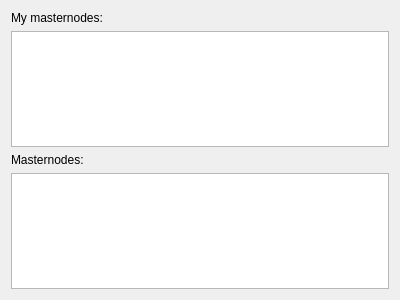
This is src/qt/forms/masternodepage.ui in spreadcoin-project/spreadcoin as Qt 5 draws it before an edit. The edited form follows.
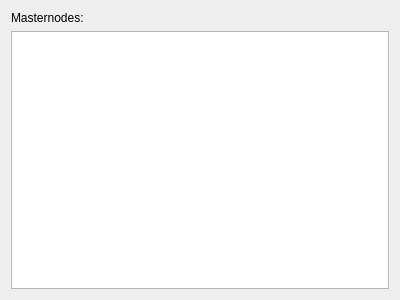
This is the edited form.

Commit message: Monitor masternodes

```diff
--- a/src/qt/forms/masternodepage.ui
+++ b/src/qt/forms/masternodepage.ui
@@ -17,22 +17,12 @@
    <item>
     <widget class="QLabel" name="label_2">
      <property name="text">
-      <string>My masternodes:</string>
-     </property>
-    </widget>
-   </item>
-   <item>
-    <widget class="QTableWidget" name="tableWidget"/>
-   </item>
-   <item>
-    <widget class="QLabel" name="label">
-     <property name="text">
       <string>Masternodes:</string>
      </property>
     </widget>
    </item>
    <item>
-    <widget class="QTableWidget" name="tableWidget_2"/>
+    <widget class="QTableWidget" name="tableWidget"/>
    </item>
   </layout>
  </widget>
```
The commit also changes 4 other files.
